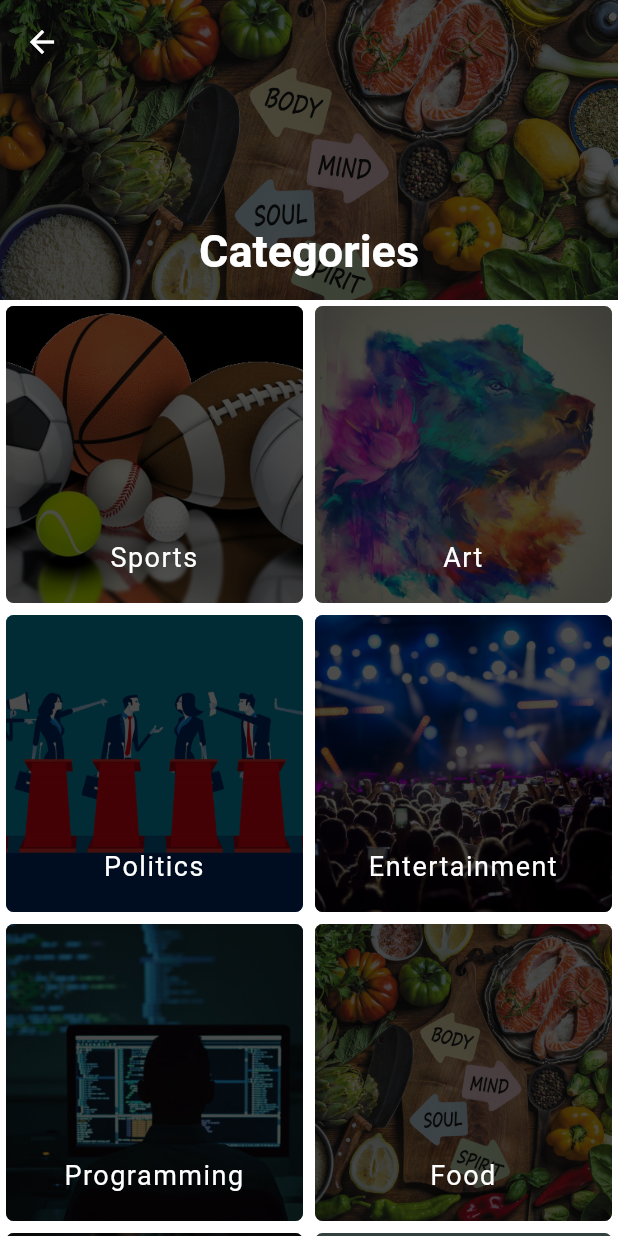
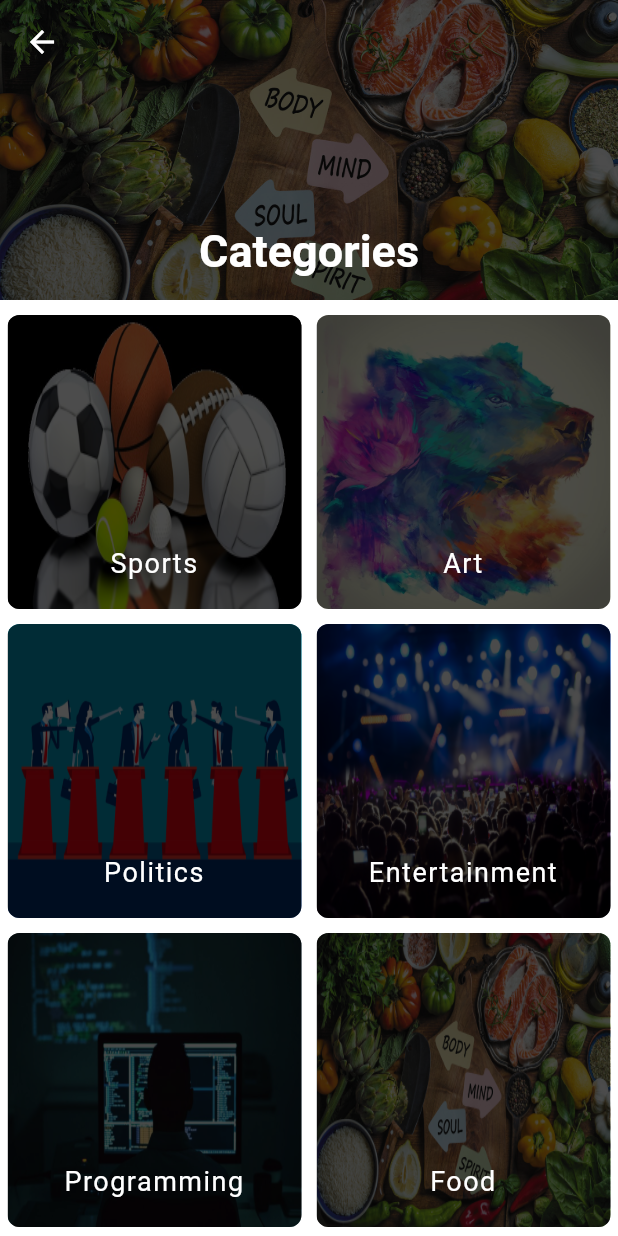
Before and after one commit to Williano/Bona-Blog-Mobile, a Flutter app: the CategoryListScreen screen opened by its route, on a phone screen of 412 x 824 dp. Run offline on Flutter 3.47's test engine with Material 2 defaults, Android fonts, the phone set to English and light mode, and no system bars; our stand-ins replace font_awesome_flutter, persistent_bottom_nav_bar; Roboto replaces fonts that are missing (Georgia, Hind).

Commit message:
Update UI

```diff
--- a/lib/screens/category_list_screen.dart
+++ b/lib/screens/category_list_screen.dart
@@ -23,7 +23,6 @@ class _CategoryListScreenState extends State<CategoryListScreen> {
   @override
   Widget build(BuildContext context) {
     return Scaffold(
-      backgroundColor: Theme.of(context).backgroundColor,
       body: CustomScrollView(
         physics: BouncingScrollPhysics(),
         slivers: <Widget>[
@@ -63,30 +62,33 @@ class _CategoryListScreenState extends State<CategoryListScreen> {
               ),
               settings: RouteSettings(name: CategoryArticlesListRoute));
         },
-        child: _categoryCard(context, categoryIndex));
+        child: Padding(
+          padding: const EdgeInsets.only(top: 10.0, left: 5.0, right: 5.0),
+          child: _categoryCard(context, categoryIndex),
+        ));
   }
 
   Widget _categoryCard(BuildContext context, int categoryIndex) {
     // Wrap Future Builder around
-    return Card(
-      // margin: EdgeInsets.fromLTRB(6.0, 6.0, 6.0, 0.0),
-      shape: RoundedRectangleBorder(borderRadius: BorderRadius.circular(5.0)),
-      elevation: 0,
-      child: Stack(
+    return Stack(
       children: <Widget>[
         ClipRRect(
-            borderRadius: BorderRadius.circular(5.0),
+          borderRadius: BorderRadius.circular(8.0),
           child: Image(
             height: double.infinity,
             width: double.infinity,
             image: AssetImage(_categories[categoryIndex].imageURL),
-              fit: BoxFit.cover,
+            fit: BoxFit.fill,
           ),
         ),
-          Container(
+        ClipRRect(
+          child: Container(
+            height: double.infinity,
+            width: double.infinity,
             decoration: BoxDecoration(
-              borderRadius: BorderRadius.circular(5.0),
+              borderRadius: BorderRadius.circular(8.0),
               color: Colors.black.withOpacity(0.7),
+            ),
           ),
         ),
         Positioned(
@@ -107,7 +109,50 @@ class _CategoryListScreenState extends State<CategoryListScreen> {
           ),
         ),
       ],
-      ),
     );
   }
+
+  //   Widget _categoryCard(BuildContext context, int categoryIndex) {
+  //   // Wrap Future Builder around
+  //   return Card(
+  //     shape: RoundedRectangleBorder(borderRadius: BorderRadius.circular(5.0)),
+  //     elevation: 0,
+  //     child: Stack(
+  //       children: <Widget>[
+  //         ClipRRect(
+  //           borderRadius: BorderRadius.circular(5.0),
+  //           child: Image(
+  //             height: double.infinity,
+  //             width: double.infinity,
+  //             image: AssetImage(_categories[categoryIndex].imageURL),
+  //             fit: BoxFit.cover,
+  //           ),
+  //         ),
+  //         Container(
+  //           decoration: BoxDecoration(
+  //             borderRadius: BorderRadius.circular(5.0),
+  //             color: Colors.black.withOpacity(0.7),
+  //           ),
+  //         ),
+  //         Positioned(
+  //           left: 10.0,
+  //           right: 10.0,
+  //           bottom: 20.0,
+  //           child: Text(
+  //             _categories[categoryIndex].name,
+  //             maxLines: 2,
+  //             overflow: TextOverflow.ellipsis,
+  //             style: TextStyle(
+  //               color: Theme.of(context).primaryColorLight,
+  //               fontSize: 18.0,
+  //               fontWeight: FontWeight.w400,
+  //               letterSpacing: 1.0,
+  //             ),
+  //             textAlign: TextAlign.center,
+  //           ),
+  //         ),
+  //       ],
+  //     ),
+  //   );
+  // }
 }
```
Lines whose indentation alone changed are shown as unchanged.
